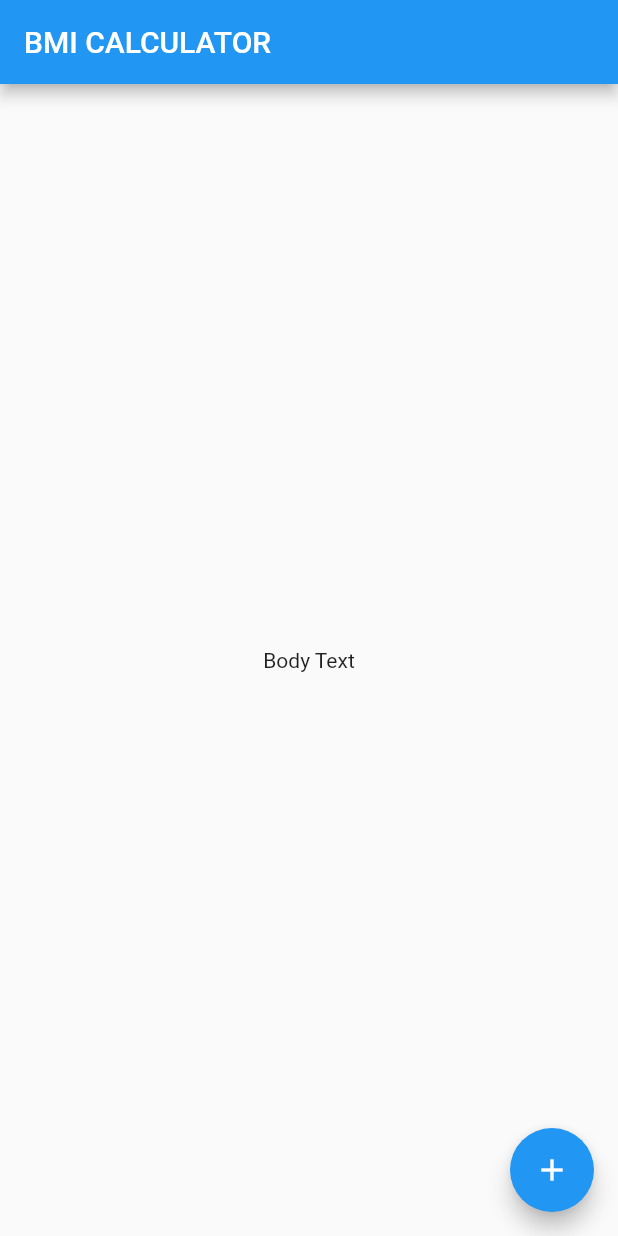
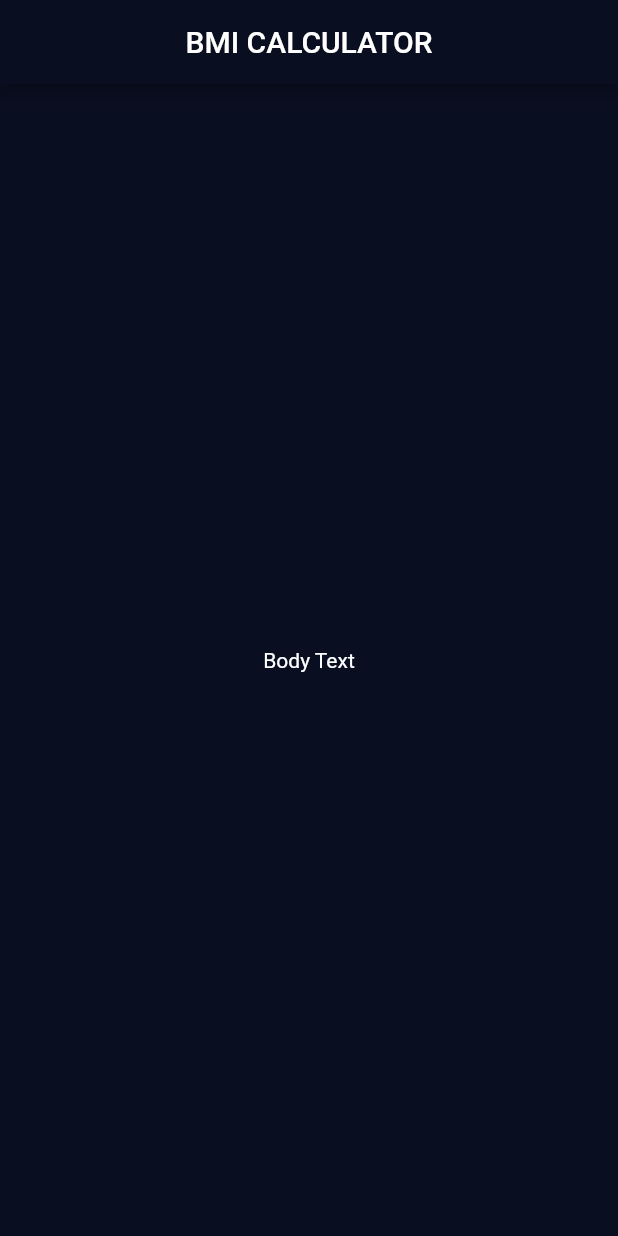
Before and after one commit to julianoventola/bmi, a Flutter app: the screen it shows after launch, on a phone screen of 412 x 824 dp. Run offline on Flutter 3.47's test engine with Material 2 defaults, Android fonts, the light colour scheme and no system bars.

Commit message:
feat: theme data definition

```diff
--- a/lib/main.dart
+++ b/lib/main.dart
@@ -6,6 +6,16 @@ class BMICalculator extends StatelessWidget {
   @override
   Widget build(BuildContext context) {
     return MaterialApp(
+      debugShowCheckedModeBanner: false,
+      theme: ThemeData(
+        primaryColor: Color(0xff0a0e21),
+        scaffoldBackgroundColor: Color(0xff0a0e21),
+        textTheme: TextTheme(
+          bodyText2: TextStyle(
+            color: Colors.white,
+          ),
+        ),
+      ),
       home: InputPage(),
     );
   }
@@ -21,15 +31,12 @@ class _InputPageState extends State<InputPage> {
   Widget build(BuildContext context) {
     return Scaffold(
       appBar: AppBar(
+        centerTitle: true,
         title: Text('BMI CALCULATOR'),
       ),
       body: Center(
         child: Text('Body Text'),
       ),
-      floatingActionButton: FloatingActionButton(
-        onPressed: () {},
-        child: Icon(Icons.add),
-      ),
     );
   }
 }
```
